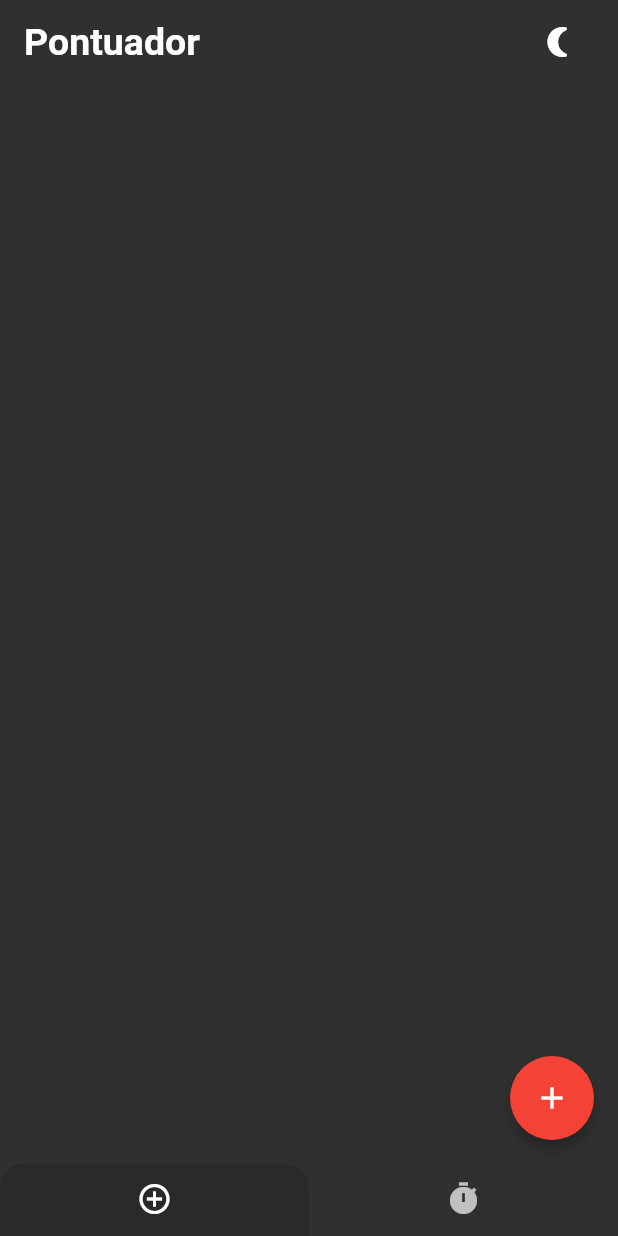
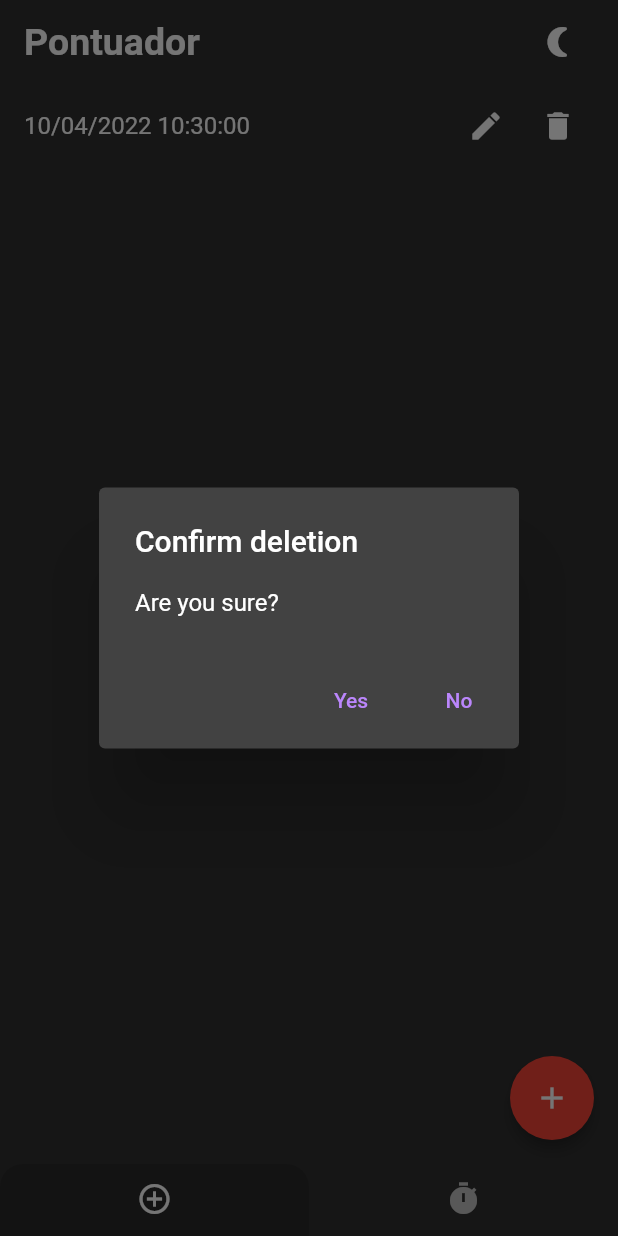
Before and after one commit to cdvdt/pontuador, a Flutter app: the screen it shows after launch, after a tap on the "add" icon, after a tap on the "delete" icon, on a phone screen of 412 x 824 dp. Run offline on Flutter 3.47's test engine with Material 2 defaults, Android fonts, the phone set to English and light mode, and no system bars; drawn by our look-alikes of flutter_slidable; our stand-ins replace hive, hive_flutter; accounts and stored records are empty; generated files the repository leaves out were written again.

Commit message:
Added action on swiping items and delete confirmation

```diff
--- a/lib/src/model/TimeStamp.dart
+++ b/lib/src/model/TimeStamp.dart
@@ -33,4 +33,8 @@
   TimeStamp.newStamp()
       : _time = DateTime.now(),
         description = "";
+
+  int compareTo(TimeStamp b) {
+    return value.compareTo(b.value);
+  }
 }
--- /dev/null
+++ b/lib/src/view/CustomDialog.dart
@@ -0,0 +1,33 @@
+import 'package:flutter/material.dart';
+
+class CustomDialog {
+  static Future<bool?> question(BuildContext context,
+      {String? title, required String message, required void Function(bool value) handler}) {
+    return showDialog<bool>(
+      context: context,
+      //barrierDismissible: false, // user must tap button!
+      builder: (BuildContext context) {
+        return AlertDialog(
+          title: title != null ? Text(title) : null,
+          content: Text(message),
+          actions: <Widget>[
+            TextButton(
+              child: Text('Yes'),
+              onPressed: () {
+                Navigator.of(context).pop(true);
+                handler(true);
+              },
+            ),
+            TextButton(
+              child: Text('No'),
+              onPressed: () {
+                Navigator.of(context).pop(false);
+                handler(false);
+              },
+            ),
+          ],
+        );
+      },
+    );
+  }
+}
--- a/lib/src/view/TimeStamp/Pontuador.dart
+++ b/lib/src/view/TimeStamp/Pontuador.dart
@@ -62,12 +62,14 @@
           valueListenable: TimeStampController().getTimeStampListenable(),
           builder: (context, box, widget) {
             var timeTags = box.values.toList();
+            timeTags.sort((a, b) => a.compareTo(b));
             return Center(
                 child: CustomScrollView(slivers: [
               SliverList(
                   delegate: SliverChildBuilderDelegate(
                       (context, index) => TimeTagView(
-                          box.values.toList()[index],
+                          //box.values.toList()[index],
+                          timeTags[index],
                           _editTimeTag,
                           _removeTimeTag),
                       childCount: timeTags.length)),
--- a/lib/src/view/TimeStamp/TimeTagView.dart
+++ b/lib/src/view/TimeStamp/TimeTagView.dart
@@ -1,11 +1,15 @@
 import 'package:flutter/material.dart';
 import 'package:intl/intl.dart';
 import 'package:pontuador/src/model/TimeStamp.dart';
+import 'package:flutter_slidable/flutter_slidable.dart';
+import 'package:pontuador/src/view/CustomDialog.dart';
 
 class TimeTagView extends StatelessWidget {
   final TimeStamp _timeStamp;
   final void Function(TimeStamp timeTag) _onEdit;
   final void Function(TimeStamp timeTag) _onDelete;
+  static const _editIcon = Icons.edit;
+  static const _deleteIcon = Icons.delete;
 
   const TimeTagView(
       TimeStamp timeStamp,
@@ -17,19 +21,48 @@
         _onDelete = onDelete,
         super(key: key);
 
+  _deleteItem(BuildContext context) => CustomDialog.question(context,
+          title: "Confirm deletion",
+          message: "Are you sure?", handler: (value) {
+        if (value) _onDelete(_timeStamp);
+      });
+
   @override
   Widget build(BuildContext context) {
-    return ListTile(
+    return Slidable(
+      key: ValueKey<TimeStamp>(_timeStamp),
+      startActionPane: ActionPane(
+        motion: ScrollMotion(),
+        children: [
+          SlidableAction(
+            onPressed: (context) => _onEdit(_timeStamp),
+            icon: _editIcon,
+          )
+        ],
+      ),
+      endActionPane: ActionPane(
+        motion: ScrollMotion(),
+        children: [
+          SlidableAction(
+            onPressed: _deleteItem,
+            icon: _deleteIcon,
+            backgroundColor: Theme.of(context).errorColor,
+          )
+        ],
+      ),
+      child: ListTile(
         title: Text(DateFormat("dd/MM/yyyy HH:mm:ss").format(_timeStamp.value)),
         subtitle:
             _timeStamp.description != "" ? Text(_timeStamp.description) : null,
         trailing: Row(children: [
           IconButton(
-            onPressed: () => _onEdit(_timeStamp), icon: const Icon(Icons.edit)),
+              onPressed: () => _onEdit(_timeStamp),
+              icon: const Icon(_editIcon)),
           IconButton(
-            onPressed: () => _onDelete(_timeStamp),
-            icon: const Icon(Icons.delete))
+              onPressed: () => _deleteItem(context),
+              icon: const Icon(_deleteIcon))
         ], mainAxisSize: MainAxisSize.min),
+      ),
     );
   }
 }
--- a/pubspec.yaml
+++ b/pubspec.yaml
@@ -33,6 +33,7 @@
   intl:
   hive:
   hive_flutter:
+  flutter_slidable:
 
   # The following adds the Cupertino Icons font to your application.
   # Use with the CupertinoIcons class for iOS style icons.
```
Also changed, not shown: pubspec.lock. Lines whose indentation alone changed are shown as unchanged.
